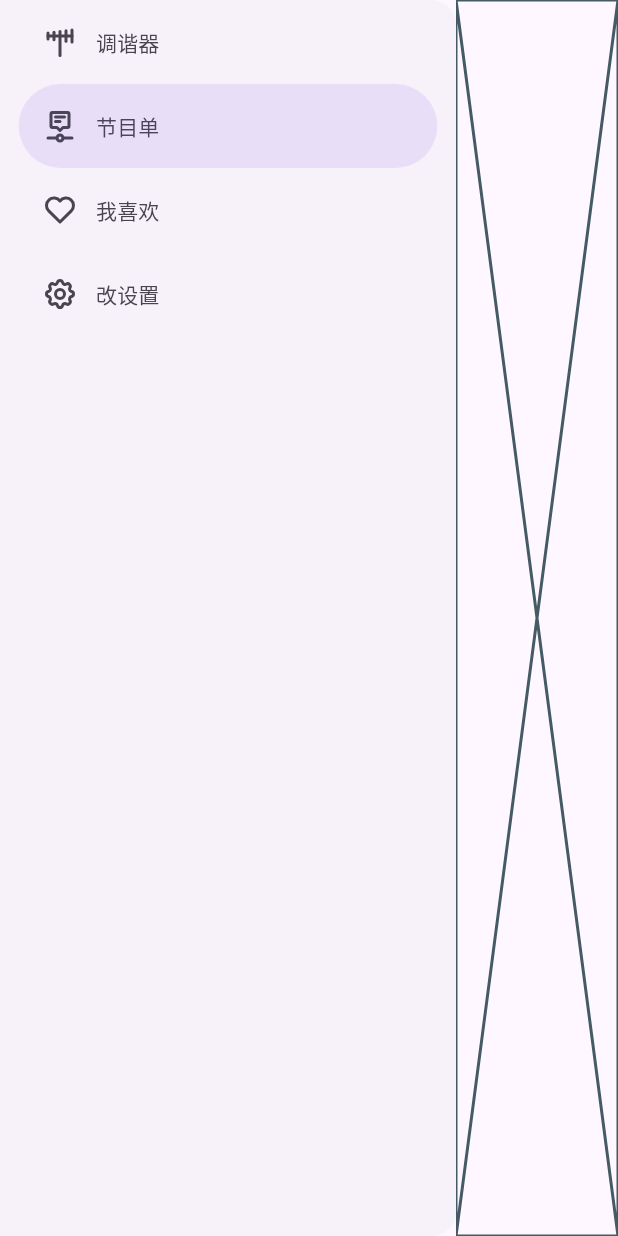
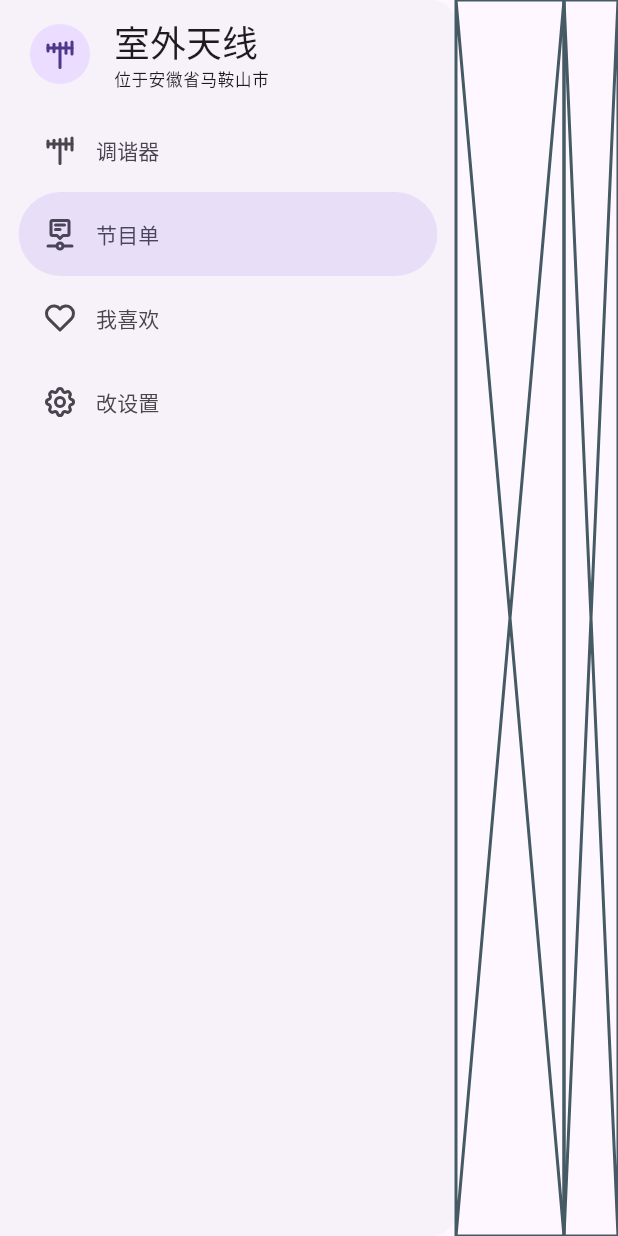
Before and after one commit to TaoEngine/outdoor_aerial_client, a Flutter app: the screen it shows after launch, after a tap on "节目单", on a phone screen of 412 x 824 dp. Run offline on Flutter 3.47's test engine with Material 3 defaults, Android fonts, the phone set to English and light mode, and no system bars; drawn by our look-alikes of dynamic_color; our stand-ins replace another_flutter_splash_screen, audio_service, flutter_tabler_icons, go_router; missing offline and left inert: flutter_soloud, m3e_collection.

Commit message:
桌面布局进一步优化

```diff
--- a/lib/page/main_page.dart
+++ b/lib/page/main_page.dart
@@ -5,6 +5,7 @@ import 'package:go_router/go_router.dart';
 
 import 'package:outdoor_aerial_client/page/tuner_page.dart';
 import 'package:outdoor_aerial_client/service/provider/program_provider.dart';
+import 'package:outdoor_aerial_client/widgets/play_widget.dart';
 import 'package:provider/provider.dart';
 
 class MainPage extends StatefulWidget {
@@ -14,32 +15,29 @@ class MainPage extends StatefulWidget {
   State<MainPage> createState() => _MainPageState();
 }
 
-class _MainPageState extends State<MainPage> with TickerProviderStateMixin {
-  static const mainNavigationBarDestinations = <Widget>[
-    NavigationDrawerDestination(icon: Icon(TablerIcons.antenna), label: Text("调谐器")),
-    NavigationDrawerDestination(icon: Icon(TablerIcons.timeline_event_text), label: Text("节目单")),
-    NavigationDrawerDestination(icon: Icon(TablerIcons.heart), label: Text("我喜欢")),
-    NavigationDrawerDestination(icon: Icon(TablerIcons.settings), label: Text("改设置")),
-  ];
-
-  late final PageController __pageController;
-
-  int __bottomNavigationBarIndex = 0;
-
-  @override
-  void initState() {
-    super.initState();
-    __pageController = PageController(initialPage: 0);
-  }
-
-  @override
-  void dispose() {
-    __pageController.dispose();
-    super.dispose();
-  }
+class _MainPageState extends State<MainPage> {
+  int _currentPageIndex = 0;
 
   @override
   Widget build(BuildContext context) {
+    final mainNavigationBarDestinations = <Widget>[
+      Padding(
+        padding: EdgeInsetsGeometry.all(4),
+        child: ListTile(
+          leading: CircleAvatar(child: Icon(TablerIcons.antenna)),
+          title: Text("室外天线", style: Theme.of(context).textTheme.headlineSmall),
+          subtitle: Text("位于安徽省马鞍山市", style: Theme.of(context).textTheme.labelSmall),
+        ),
+      ),
+      const NavigationDrawerDestination(icon: Icon(TablerIcons.antenna), label: Text("调谐器")),
+      const NavigationDrawerDestination(
+        icon: Icon(TablerIcons.timeline_event_text),
+        label: Text("节目单"),
+      ),
+      const NavigationDrawerDestination(icon: Icon(TablerIcons.heart), label: Text("我喜欢")),
+      NavigationDrawerDestination(icon: Icon(TablerIcons.settings), label: Text("改设置")),
+    ];
+
     return ChangeNotifierProvider<MusicProgramProvider>(
       create: (context) => MusicProgramProvider(),
       child: Scaffold(
@@ -47,39 +45,24 @@ class _MainPageState extends State<MainPage> with TickerProviderStateMixin {
           children: [
             NavigationDrawer(
               onDestinationSelected: (value) {
-                __pageController.animateToPage(
-                  value,
-                  duration: Duration(milliseconds: 300),
-                  curve: Curves.easeInOutCubic,
-                );
                 setState(() {
-                  __bottomNavigationBarIndex = value;
+                  _currentPageIndex = value;
                 });
               },
-              selectedIndex: __bottomNavigationBarIndex,
+              selectedIndex: _currentPageIndex,
               children: mainNavigationBarDestinations,
             ),
             Expanded(
-              child: Stack(
-                children: [
-                  PageView(
-                    controller: __pageController,
-                    physics: const NeverScrollableScrollPhysics(),
-                    children: <Widget>[TunerPage(), Placeholder(), Placeholder(), Placeholder()],
-                  ),
-                  // Consumer<MusicProgramProvider>(
-                  //   builder: (context, program, _) => BottomPlayWidget(
-                  //     programTitle: program.programTitle,
-                  //     programName: program.programName,
-                  //     programBroadcasting: program.programBroadcasting,
-                  //     programImage: program.programImage,
-                  //     onStopButtomTap: () {},
-                  //     programProgress: 0.3,
-                  //   ),
-                  // ),
-                ],
-              ),
+              flex: 2,
+              child: switch (_currentPageIndex) {
+                0 => TunerPage(),
+                1 => Placeholder(),
+                2 => Placeholder(),
+                3 => Placeholder(),
+                _ => TunerPage(),
+              },
             ),
+            Expanded(flex: 1, child: Placeholder()),
           ],
         ),
       ),
--- a/lib/page/tuner_page.dart
+++ b/lib/page/tuner_page.dart
@@ -10,72 +10,9 @@ class TunerPage extends StatefulWidget {
 }
 
 class _TunerPageState extends State<TunerPage> {
-  // AppBar
-  Widget appBar() => SliverAppBar(
-    expandedHeight: 120,
-    pinned: true,
-    flexibleSpace: FlexibleSpaceBar(
-      titlePadding: EdgeInsets.only(left: 16, bottom: 6),
-      title: Row(
-        spacing: 16,
-        children: [
-          Icon(TablerIcons.antenna),
-          Column(
-            mainAxisSize: MainAxisSize.min,
-            crossAxisAlignment: CrossAxisAlignment.start,
-            children: [
-              Text("室外天线", style: Theme.of(context).textTheme.headlineSmall),
-              Text("安装在安徽省马鞍山市", style: Theme.of(context).textTheme.labelSmall),
-            ],
-          ),
-        ],
-      ),
-    ),
-  );
-
   @override
   Widget build(BuildContext context) {
-    return CustomScrollView(
-      slivers: [
-        appBar(),
-        SliverPadding(
-          padding: EdgeInsetsGeometry.only(left: 16, right: 16, top: 16),
-          sliver: SliverToBoxAdapter(child: _ProgramCarouselView()),
-        ),
-        SliverPadding(
-          padding: EdgeInsetsGeometry.all(8),
-          sliver: SliverCrossAxisGroup(
-            slivers: [
-              SliverCrossAxisExpanded(
-                flex: 1,
-                sliver: SliverList.list(
-                  children: [
-                    _ProgramCard(
-                      programBroadCastingLogo: AssetImage("assets/sample1.png"),
-                      programName: "programName",
-                      programTitle: "programTitle",
-                      programImage: AssetImage("assets/sample1.png"),
-                      programStartTime: DateTime.now(),
-                      programTagged: false,
-                      programFavorite: false,
-                    ),
-                    // 放置 _ProgramCard 卡片的地方
-                  ],
-                ),
-              ),
-              SliverCrossAxisExpanded(
-                flex: 1,
-                sliver: SliverList.list(
-                  children: [
-                    // 放置 _ProgramCard 卡片的地方
-                  ],
-                ),
-              ),
-            ],
-          ),
-        ),
-      ],
-    );
+    return ListView(children: [_ProgramCarouselView()]);
   }
 }
 
@@ -103,7 +40,9 @@ class _ProgramCarouselViewState extends State<_ProgramCarouselView> {
 
   @override
   Widget build(BuildContext context) {
-    return LimitedBox(
+    return Padding(
+      padding: const EdgeInsets.only(top: 16),
+      child: LimitedBox(
         maxHeight: 240,
         child: CarouselView.weighted(
           key: const PageStorageKey('program_carousel'),
@@ -144,6 +83,7 @@ class _ProgramCarouselViewState extends State<_ProgramCarouselView> {
               _carouselController.animateToItem(value);
             }
           },
+        ),
       ),
     );
   }
```
Lines whose indentation alone changed are shown as unchanged.
